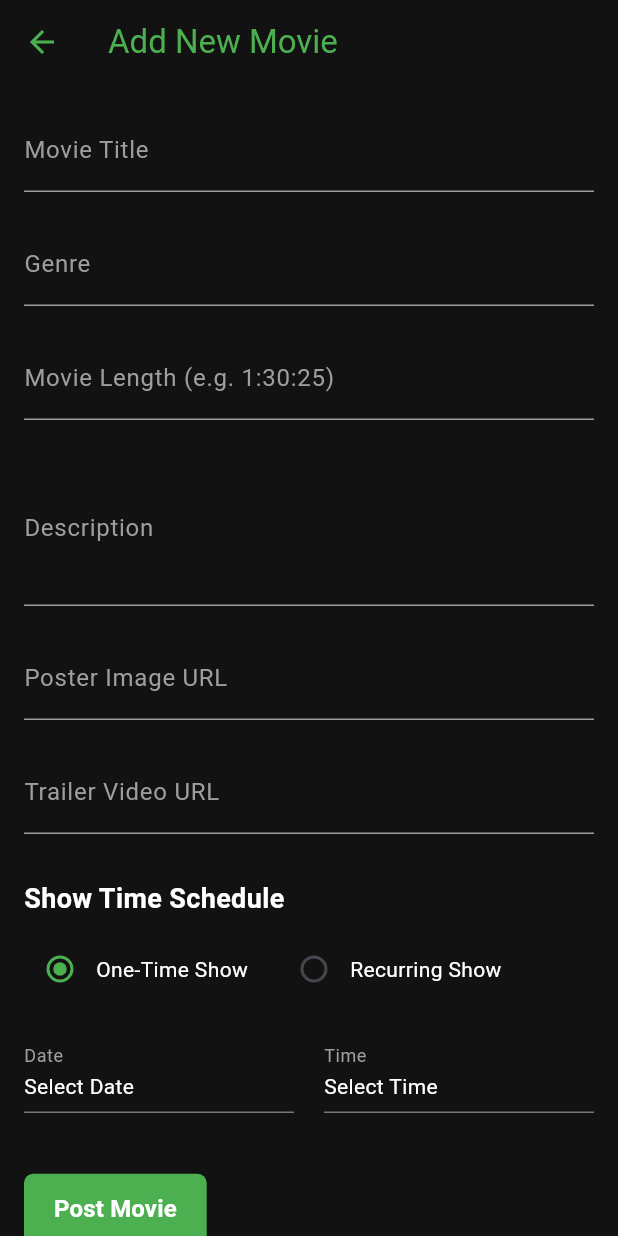
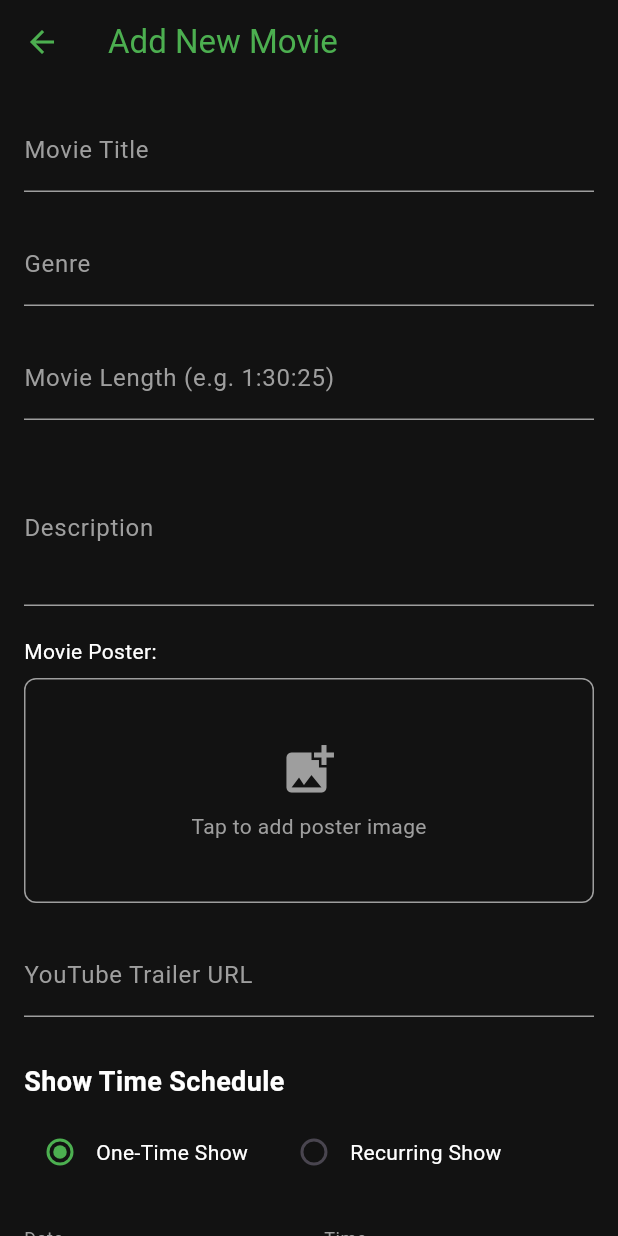
Before and after one commit to Abubini/mobile, a Flutter app: the AddMovieScreen screen opened directly, on a phone screen of 412 x 824 dp. Run offline on Flutter 3.47's test engine with Material 3 defaults, Android fonts, the phone set to English and light mode, and no system bars; our stand-ins replace chewie, go_router, image_picker, permission_handler, qr_flutter, share_plus and 3 more; missing offline and left inert: mobile_scanner; network calls fail.

Commit message:
add movie2

```diff
--- a/lib/cinema_features/cinema_home/presentation/screens/add_movie_screen.dart
+++ b/lib/cinema_features/cinema_home/presentation/screens/add_movie_screen.dart
@@ -1,6 +1,9 @@
 import 'package:flutter/material.dart';
 import 'package:intl/intl.dart';
+import 'package:image_picker/image_picker.dart';
 import 'package:cinema_app/shared/widgets/app_button.dart';
+import 'dart:io';
+import 'package:http/http.dart' as http;
 
 class AddMovieScreen extends StatefulWidget {
   const AddMovieScreen({super.key});
@@ -15,8 +18,11 @@ class _AddMovieScreenState extends State<AddMovieScreen> {
   final TextEditingController _genreController = TextEditingController();
   final TextEditingController _lengthController = TextEditingController();
   final TextEditingController _descriptionController = TextEditingController();
-  final TextEditingController _imageUrlController = TextEditingController();
   final TextEditingController _trailerUrlController = TextEditingController();
+
+  // Image handling
+  File? _imageFile;
+  final ImagePicker _picker = ImagePicker();
 
   // Scheduling variables
   ShowScheduleType _scheduleType = ShowScheduleType.oneTime;
@@ -40,9 +46,24 @@ class _AddMovieScreenState extends State<AddMovieScreen> {
     _genreController.dispose();
     _lengthController.dispose();
     _descriptionController.dispose();
-    _imageUrlController.dispose();
     _trailerUrlController.dispose();
     super.dispose();
+  }
+
+  Future<void> _pickImage() async {
+    final pickedFile = await _picker.pickImage(source: ImageSource.gallery);
+    if (pickedFile != null) {
+      setState(() {
+        _imageFile = File(pickedFile.path);
+      });
+    }
+  }
+
+  bool _isValidYouTubeUrl(String url) {
+    final youtubeRegex = RegExp(
+      r'^((?:https?:)?\/\/)?((?:www|m)\.)?((?:youtube\.com|youtu.be))(\/(?:[\w\-]+\?v=|embed\/|v\/)?)([\w\-]+)(\S+)?$',
+    );
+    return youtubeRegex.hasMatch(url);
   }
 
   Future<void> _selectDate(BuildContext context) async {
@@ -75,7 +96,13 @@ class _AddMovieScreenState extends State<AddMovieScreen> {
       lastDate: DateTime(DateTime.now().year + 1),
     );
     if (picked != null && picked != _recurringStartDate) {
-      setState(() => _recurringStartDate = picked);
+      setState(() {
+        _recurringStartDate = picked;
+        // Reset end date if it's now before start date
+        if (_recurringEndDate != null && _recurringEndDate!.isBefore(picked)) {
+          _recurringEndDate = null;
+        }
+      });
     }
   }
 
@@ -100,6 +127,14 @@ class _AddMovieScreenState extends State<AddMovieScreen> {
   Future<void> _submitMovie() async {
     if (!_formKey.currentState!.validate()) return;
 
+    // Validate image
+    if (_imageFile == null) {
+      ScaffoldMessenger.of(context).showSnackBar(
+        const SnackBar(content: Text('Please select a movie poster image')),
+      );
+      return;
+    }
+
     // Validate scheduling
     if (_scheduleType == ShowScheduleType.oneTime) {
       if (_selectedDate == null || _selectedTime == null) {
@@ -109,10 +144,7 @@ class _AddMovieScreenState extends State<AddMovieScreen> {
         return;
       }
     } else {
-      if (_recurringStartDate == null ||
-          _recurringEndDate == null ||
-          _selectedTime == null ||
-          !_recurringDays.containsValue(true)) {
+      if (_recurringStartDate == null || _selectedTime == null || !_recurringDays.containsValue(true)) {
         ScaffoldMessenger.of(context).showSnackBar(
           const SnackBar(content: Text('Please select all required fields for recurring show')),
         );
@@ -120,22 +152,33 @@ class _AddMovieScreenState extends State<AddMovieScreen> {
       }
     }
 
+    // Calculate default end date if not provided (6 months from start)
+    final effectiveEndDate = _recurringEndDate ??
+        (_recurringStartDate?.add(const Duration(days: 180)));
+
     // Create movie data
     final movieData = {
       'title': _titleController.text,
       'genre': _genreController.text,
       'length': _lengthController.text,
       'description': _descriptionController.text,
-      'imageUrl': _imageUrlController.text,
       'trailerUrl': _trailerUrlController.text,
       'scheduleType': _scheduleType.toString(),
-      'showTimes': _getShowTimes(),
+      'showTimes': _getShowTimes(effectiveEndDate),
       // Add other fields as needed
     };
 
-    // TODO: Upload to Firebase
+    // TODO: Upload image to Firebase Storage first, then add movie data to Firestore
     try {
-      // await FirebaseFirestore.instance.collection('movies').add(movieData);
+      // 1. Upload image to Firebase Storage
+      // final imageUrl = await _uploadImageToFirebase(_imageFile!);
+
+      // 2. Add movie data with image URL to Firestore
+      // await FirebaseFirestore.instance.collection('movies').add({
+      //   ...movieData,
+      //   'imageUrl': imageUrl,
+      // });
+
       ScaffoldMessenger.of(context).showSnackBar(
         const SnackBar(content: Text('Movie added successfully!')),
       );
@@ -147,7 +190,7 @@ class _AddMovieScreenState extends State<AddMovieScreen> {
     }
   }
 
-  List<Map<String, dynamic>> _getShowTimes() {
+  List<Map<String, dynamic>> _getShowTimes(DateTime? effectiveEndDate) {
     if (_scheduleType == ShowScheduleType.oneTime) {
       return [
         {
@@ -165,7 +208,9 @@ class _AddMovieScreenState extends State<AddMovieScreen> {
           .toList();
 
       DateTime currentDate = _recurringStartDate!;
-      while (currentDate.isBefore(_recurringEndDate!) ){
+      final endDate = effectiveEndDate ?? currentDate.add(const Duration(days: 180));
+
+      while (currentDate.isBefore(endDate)) {
         for (var day in days) {
           if (currentDate.weekday == day.index + 1) {
             showTimes.add({
@@ -179,7 +224,6 @@ class _AddMovieScreenState extends State<AddMovieScreen> {
         currentDate = currentDate.add(const Duration(days: 1));
       }
       return showTimes;
-
     }
   }
 
@@ -292,26 +336,34 @@ class _AddMovieScreenState extends State<AddMovieScreen> {
               ),
               const SizedBox(height: 20),
 
-              // Image URL
-              TextFormField(
-                controller: _imageUrlController,
-                style: const TextStyle(color: Colors.white),
-                decoration: const InputDecoration(
-                  labelText: 'Poster Image URL',
-                  labelStyle: TextStyle(color: Colors.grey),
-                  enabledBorder: UnderlineInputBorder(
-                    borderSide: BorderSide(color: Colors.grey),
+              // Movie Poster Image
+              const Text(
+                'Movie Poster:',
+                style: TextStyle(color: Colors.white),
+              ),
+              const SizedBox(height: 8),
+              GestureDetector(
+                onTap: _pickImage,
+                child: Container(
+                  height: 150,
+                  width: double.infinity,
+                  decoration: BoxDecoration(
+                    border: Border.all(color: Colors.grey),
+                    borderRadius: BorderRadius.circular(8),
                   ),
-                  focusedBorder: UnderlineInputBorder(
-                    borderSide: BorderSide(color: Colors.green),
-                  ),
+                  child: _imageFile == null
+                      ? const Center(
+                          child: Column(
+                            mainAxisAlignment: MainAxisAlignment.center,
+                            children: [
+                              Icon(Icons.add_photo_alternate, color: Colors.grey, size: 40),
+                              SizedBox(height: 8),
+                              Text('Tap to add poster image', style: TextStyle(color: Colors.grey)),
+                            ],
+                          ),
+                        )
+                      : Image.file(_imageFile!, fit: BoxFit.cover),
                 ),
-                validator: (value) {
-                  if (value == null || value.isEmpty) {
-                    return 'Please enter an image URL';
-                  }
-                  return null;
-                },
               ),
               const SizedBox(height: 20),
 
@@ -320,7 +372,7 @@ class _AddMovieScreenState extends State<AddMovieScreen> {
                 controller: _trailerUrlController,
                 style: const TextStyle(color: Colors.white),
                 decoration: const InputDecoration(
-                  labelText: 'Trailer Video URL',
+                  labelText: 'YouTube Trailer URL',
                   labelStyle: TextStyle(color: Colors.grey),
                   enabledBorder: UnderlineInputBorder(
                     borderSide: BorderSide(color: Colors.grey),
@@ -332,6 +384,9 @@ class _AddMovieScreenState extends State<AddMovieScreen> {
                 validator: (value) {
                   if (value == null || value.isEmpty) {
                     return 'Please enter a trailer URL';
+                  }
+                  if (!_isValidYouTubeUrl(value)) {
+                    return 'Please enter a valid YouTube URL';
                   }
                   return null;
                 },
@@ -447,15 +502,23 @@ class _AddMovieScreenState extends State<AddMovieScreen> {
                       child: InkWell(
                         onTap: () => _selectRecurringEndDate(context),
                         child: InputDecorator(
-                          decoration: const InputDecoration(
-                            labelText: 'End Date',
-                            labelStyle: TextStyle(color: Colors.grey),
+                          decoration: InputDecoration(
+                            labelText: 'End Date (optional)',
+                            labelStyle: const TextStyle(color: Colors.grey),
+                            suffixIcon: _recurringEndDate == null
+                                ? const Tooltip(
+                                    message: 'If not set, will default to 6 months from start date',
+                                    child: Icon(Icons.info_outline, color: Colors.grey, size: 18),
+                                  )
+                                : null,
                           ),
                           child: Text(
                             _recurringEndDate == null
-                                ? 'Select End Date'
+                                ? 'Not set (default: 6 months)'
                                 : DateFormat('MMM dd, yyyy').format(_recurringEndDate!),
-                            style: const TextStyle(color: Colors.white),
+                            style: TextStyle(
+                              color: _recurringEndDate == null ? Colors.grey : Colors.white,
+                            ),
                           ),
                         ),
                       ),
```
